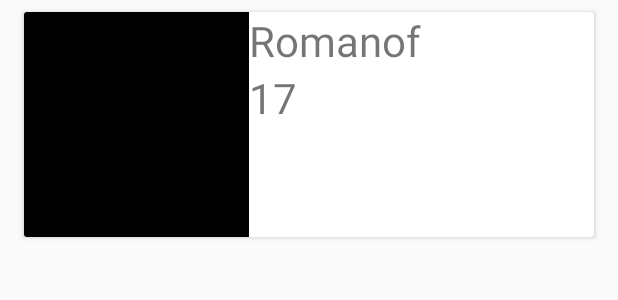
After one commit to Dozom/androidalphabetsoup, an Android app: the layout item_jugador.xml on its own in the app's theme, with its tools: preview values and no code run, on a phone screen of 412 x 824 dp. The commit adds this screen. Shown: the top 300 px of the screen. Run offline under Robolectric (Android 15) with nearby library versions, the phone set to English and light mode, and no system bars.

Commit message:
Adding Recycler View

```diff
--- a/app/build.gradle
+++ b/app/build.gradle
@@ -32,6 +32,8 @@ android {
 }
 
 dependencies {
+    implementation 'com.squareup.picasso:picasso:2.8'
+
     implementation 'androidx.core:core-ktx:1.9.0'
     implementation 'androidx.appcompat:appcompat:1.6.1'
     implementation 'com.google.android.material:material:1.8.0'
--- a/app/src/main/AndroidManifest.xml
+++ b/app/src/main/AndroidManifest.xml
@@ -2,6 +2,8 @@
 <manifest xmlns:android="http://schemas.android.com/apk/res/android"
     xmlns:tools="http://schemas.android.com/tools"
     package="com.mont.alphabetsoup">
+
+    <uses-permission android:name="android.permission.INTERNET" />
 
     <application
         android:allowBackup="true"
@@ -13,6 +15,9 @@
         android:supportsRtl="true"
         android:theme="@style/Theme.AlphabetSoup"
         tools:targetApi="31">
+        <activity
+            android:name=".PuntuacionsActivity"
+            android:exported="false" />
         <activity
             android:name=".LevelOneActivity"
             android:exported="false" />
--- /dev/null
+++ b/app/src/main/java/com/mont/alphabetsoup/Jugador.kt
@@ -0,0 +1,4 @@
+package com.mont.alphabetsoup
+
+data class Jugador (val nom_jugador:String, val puntuacio:Int, val foto:String){
+}
--- /dev/null
+++ b/app/src/main/res/layout/item_jugador.xml
@@ -0,0 +1,45 @@
+<?xml version="1.0" encoding="utf-8"?>
+<androidx.cardview.widget.CardView xmlns:android="http://schemas.android.com/apk/res/android"
+    xmlns:app="http://schemas.android.com/apk/res-auto"
+    xmlns:tools="http://schemas.android.com/tools"
+    android:layout_width="match_parent"
+    android:layout_height="wrap_content"
+    android:layout_marginHorizontal="16dp"
+    android:layout_marginVertical="8dp"
+    >
+    <androidx.constraintlayout.widget.ConstraintLayout xmlns:android="http://schemas.android.com/apk/res/android"
+        android:layout_width="match_parent"
+        android:layout_height="wrap_content"
+        xmlns:app="http://schemas.android.com/apk/res-auto"
+        xmlns:tools="http://schemas.android.com/tools">
+
+        <ImageView
+            android:id="@+id/ivJugador"
+            android:layout_width="150dp"
+            android:layout_height="150dp"
+            tools:background="@color/black"
+            app:layout_constraintTop_toTopOf="parent"
+            app:layout_constraintStart_toStartOf="parent"/>
+
+        <TextView
+            android:layout_width="wrap_content"
+            android:layout_height="wrap_content"
+            android:id="@+id/tvNom_Jugador"
+            android:textSize="28dp"
+            tools:text="Romanof"
+            app:layout_constraintStart_toEndOf="@+id/ivJugador"
+            app:layout_constraintTop_toTopOf="parent"
+            />
+
+        <TextView
+            android:id="@+id/tvPuntuacio_Jugador"
+            android:layout_width="wrap_content"
+            android:layout_height="wrap_content"
+            android:textSize="28dp"
+            app:layout_constraintStart_toEndOf="@+id/ivJugador"
+            app:layout_constraintTop_toBottomOf="@+id/tvNom_Jugador"
+            tools:text="17" />
+
+    </androidx.constraintlayout.widget.ConstraintLayout>
+
+</androidx.cardview.widget.CardView>
```
Also changed, not shown: app/src/main/java/com/mont/adapter/JugadorsAdapter.kt (added, +26 -0 lines), app/src/main/java/com/mont/adapter/JugadorsViewHolder.kt (added, +25 -0 lines), app/src/main/java/com/mont/alphabetsoup/MenuActivity.kt (+11 -1 lines), app/src/main/java/com/mont/alphabetsoup/PuntuacionsActivity.kt (added, +27 -0 lines), app/src/main/res/layout/activity_puntuacions.xml (added, +15 -0 lines).
